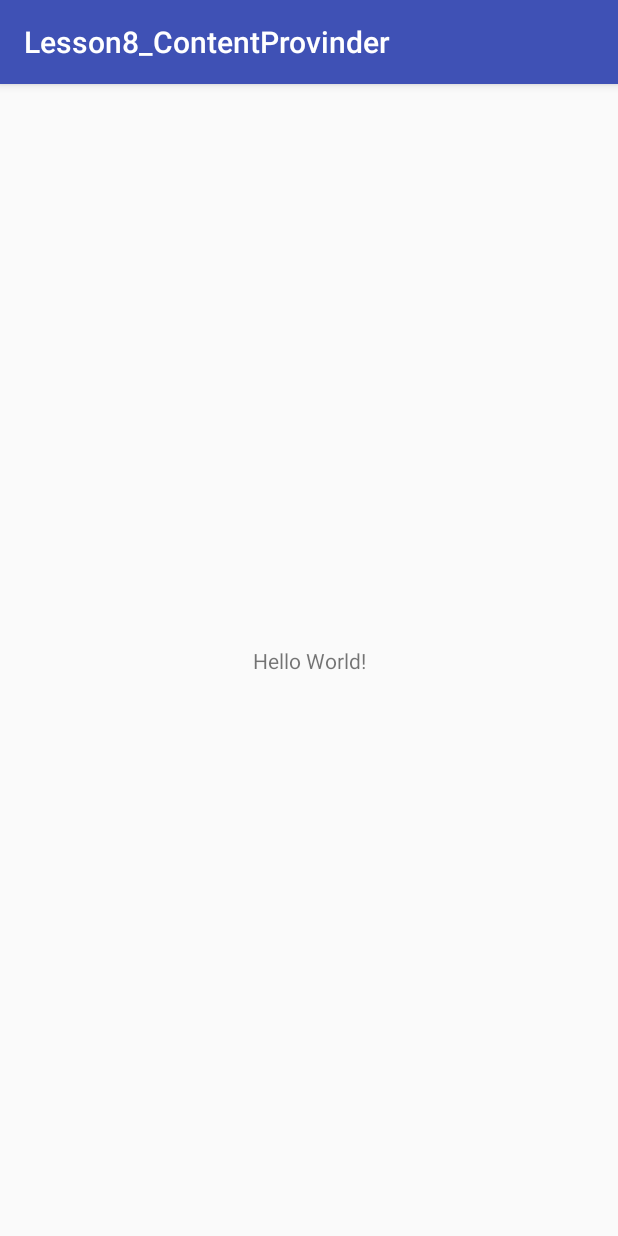
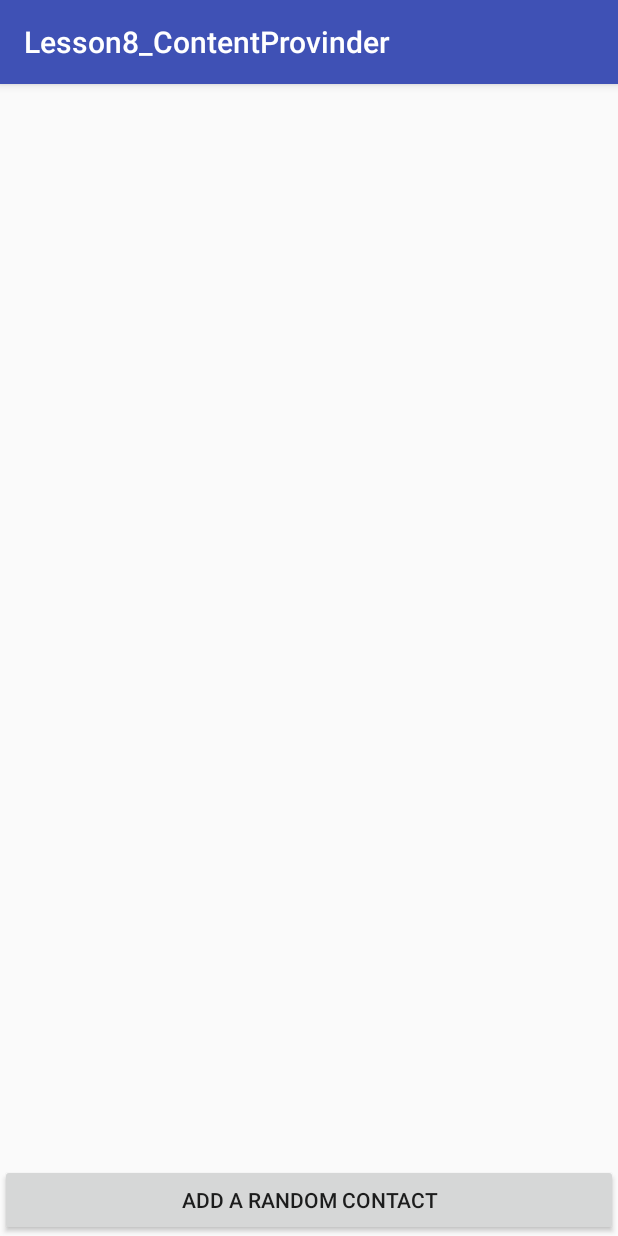
Before and after one commit to phamlap228/Lesson8_ContentProvider, an Android app: the screen it shows after launch (MainActivity), on a phone screen of 412 x 824 dp. Run offline under Robolectric (Android 15) with nearby library versions, the phone set to English and light mode, and no system bars.

Commit message:
content provider

```diff
--- a/app/src/main/AndroidManifest.xml
+++ b/app/src/main/AndroidManifest.xml
@@ -16,6 +16,11 @@
                 <category android:name="android.intent.category.LAUNCHER"/>
             </intent-filter>
         </activity>
+        <provider
+            android:name="lap.hou.com.lesson8_contentprovinder.BookProvinder"
+            android:authorities="lap.hou.com.democontentprovider"
+            android:exported="true"
+            android:multiprocess="true" />
     </application>
 
 </manifest>
--- a/app/src/main/java/lap/hou/com/lesson8_contentprovinder/MainActivity.java
+++ b/app/src/main/java/lap/hou/com/lesson8_contentprovinder/MainActivity.java
@@ -1,13 +1,55 @@
 package lap.hou.com.lesson8_contentprovinder;
 
+import android.database.Cursor;
 import android.support.v7.app.AppCompatActivity;
 import android.os.Bundle;
+import android.view.View;
+import android.widget.ArrayAdapter;
+import android.widget.ListView;
+import android.widget.Toast;
+
+import java.util.ArrayList;
+import java.util.List;
+import java.util.Random;
 
 public class MainActivity extends AppCompatActivity {
+    private List<Book> mBooks;
+    private ArrayAdapter<Book> mAdapter;
+    private ListView mListViewBook;
 
     @Override
     protected void onCreate(Bundle savedInstanceState) {
         super.onCreate(savedInstanceState);
         setContentView(R.layout.activity_main);
+        mBooks =getData();
+        mListViewBook =(ListView)findViewById(R.id.list_book);
+
+        findViewById(R.id.button_add_book).setOnClickListener(new View.OnClickListener() {
+            @Override
+            public void onClick(View v) {
+                int id = new Random().nextInt(10000);
+                Book book = new Book("Name " + id, "Title " + id);
+                if (getContentResolver().insert(BookProvinder.CONTENT_URI, book.getContentValues()) != null) {
+                    // reload data
+                    mBooks.clear();
+                    mBooks.addAll(getData());
+                    mAdapter.notifyDataSetChanged();
+                } else {
+                    Toast.makeText(MainActivity.this, "Insert failed", Toast.LENGTH_SHORT).show();
+                }
+            }
+        });
+        mAdapter = new ArrayAdapter<>(this, android.R.layout.simple_list_item_1, mBooks);
+        mListViewBook.setAdapter(mAdapter);
+    }
+    private List<Book> getData() {
+        List<Book> books = new ArrayList<>();
+        Cursor cursor = getContentResolver().query(BookProvinder.CONTENT_URI, null, null, null, null);
+        if (cursor != null && cursor.moveToFirst()) {
+            do {
+                books.add(new Book(cursor));
+            } while (cursor.moveToNext());
+        }
+        return books;
     }
 }
--- a/app/src/main/res/layout/activity_main.xml
+++ b/app/src/main/res/layout/activity_main.xml
@@ -1,19 +1,23 @@
 <?xml version="1.0" encoding="utf-8"?>
-<android.support.constraint.ConstraintLayout
+<LinearLayout
     xmlns:android="http://schemas.android.com/apk/res/android"
     xmlns:app="http://schemas.android.com/apk/res-auto"
     xmlns:tools="http://schemas.android.com/tools"
     android:layout_width="match_parent"
     android:layout_height="match_parent"
+    android:orientation="vertical"
     tools:context="lap.hou.com.lesson8_contentprovinder.MainActivity">
 
-    <TextView
-        android:layout_width="wrap_content"
-        android:layout_height="wrap_content"
-        android:text="Hello World!"
-        app:layout_constraintBottom_toBottomOf="parent"
-        app:layout_constraintLeft_toLeftOf="parent"
-        app:layout_constraintRight_toRightOf="parent"
-        app:layout_constraintTop_toTopOf="parent"/>
 
-</android.support.constraint.ConstraintLayout>
+    <ListView
+        android:id="@+id/list_book"
+        android:layout_width="match_parent"
+        android:layout_height="0dp"
+        android:layout_weight="1" />
+
+    <Button
+        android:id="@+id/button_add_book"
+        android:text="@string/add_a_random_contact"
+        android:layout_width="match_parent"
+        android:layout_height="wrap_content" />
+</LinearLayout>
--- a/app/src/main/res/values/strings.xml
+++ b/app/src/main/res/values/strings.xml
@@ -1,3 +1,4 @@
 <resources>
     <string name="app_name">Lesson8_ContentProvinder</string>
+    <string name="add_a_random_contact">Add a random Contact</string>
 </resources>
```
Also changed, not shown: app/src/main/java/lap/hou/com/lesson8_contentprovinder/Book.java (added, +68 -0 lines), app/src/main/java/lap/hou/com/lesson8_contentprovinder/BookContract.java (added, +17 -0 lines), app/src/main/java/lap/hou/com/lesson8_contentprovinder/BookProvinder.java (added, +105 -0 lines), app/src/main/java/lap/hou/com/lesson8_contentprovinder/DatabaseHelper.java (added, +42 -0 lines).
